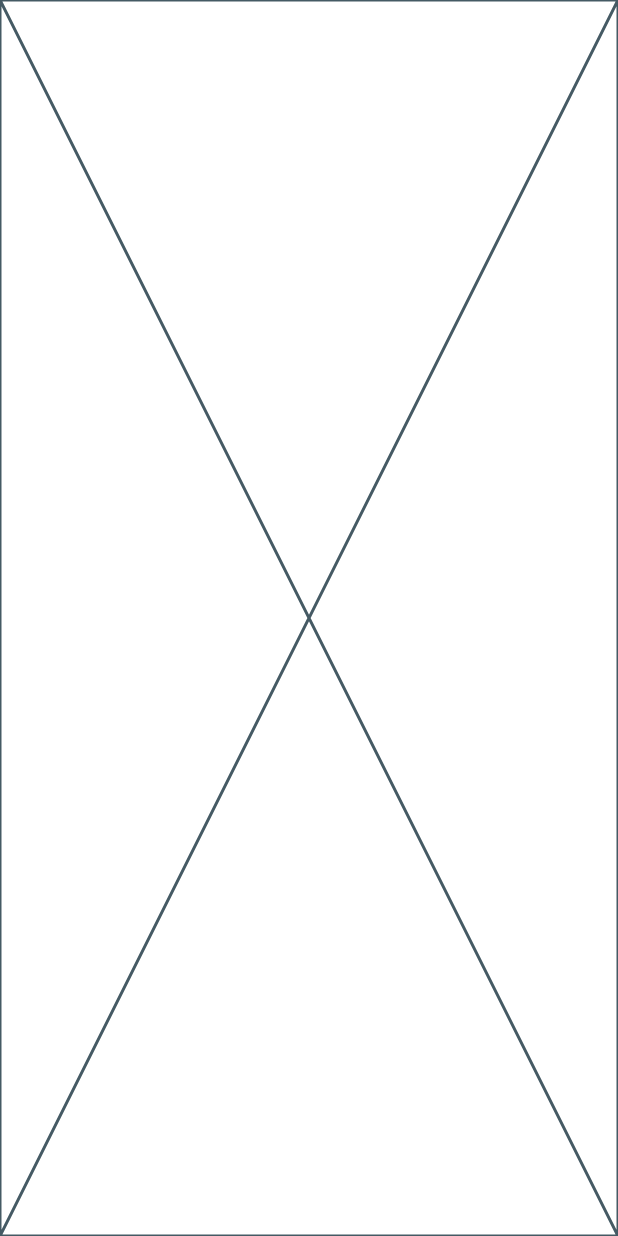
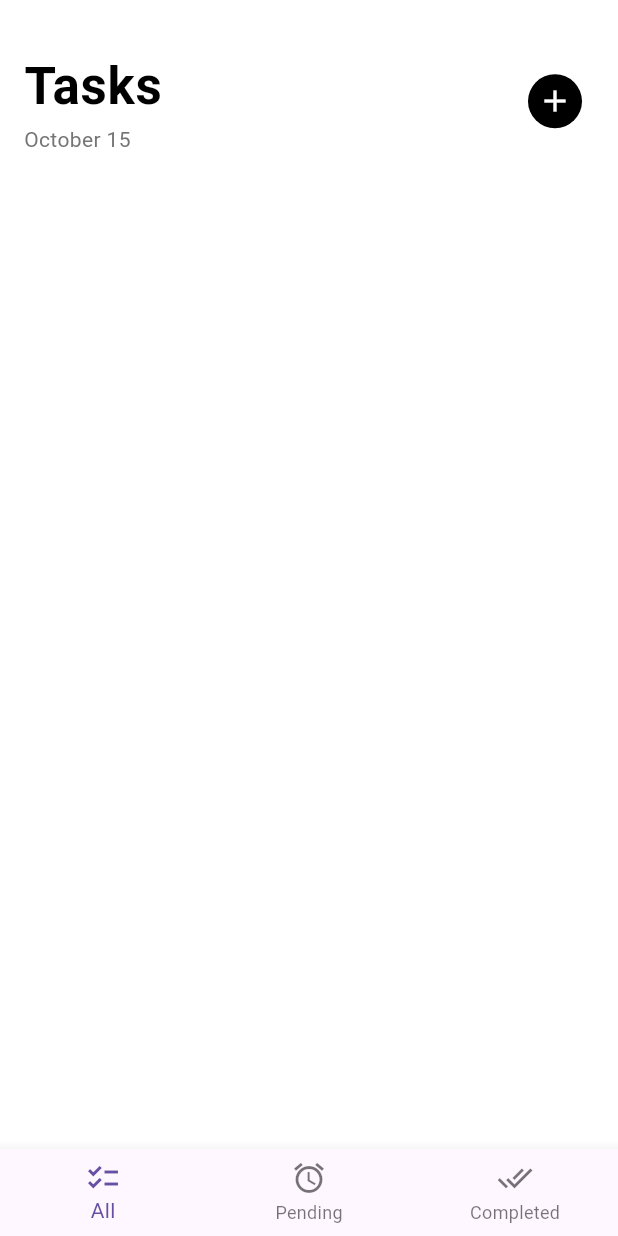
Before and after one commit to Abdelrahman200hany/notadepi, a Flutter app: the screen it shows after launch, on a phone screen of 412 x 824 dp. Run offline on Flutter 3.47's test engine with Material 3 defaults, Android fonts, the phone set to English and light mode, and no system bars.

Commit message:
task complete until add textfeild

```diff
--- /dev/null
+++ b/lib/data/models/task_item_model.dart
@@ -0,0 +1,10 @@
+class TaskModelItem {
+  final String title, data;
+   bool isCompleted;
+
+  TaskModelItem({
+    required this.title,
+    required this.data,
+    this.isCompleted = false,
+  });
+}
--- a/lib/main.dart
+++ b/lib/main.dart
@@ -1,4 +1,7 @@
 import 'package:flutter/material.dart';
+import 'package:notaadepi/presemtaion/manager/task_item_provider.dart';
+import 'package:notaadepi/presemtaion/views/main_view.dart';
+import 'package:provider/provider.dart';
 
 void main() {
   runApp(const NotaDepi());
@@ -9,6 +12,13 @@ class NotaDepi extends StatelessWidget {
 
   @override
   Widget build(BuildContext context) {
-    return const Placeholder();
+    return MaterialApp(
+      debugShowCheckedModeBanner: false,
+      home: ChangeNotifierProvider(
+        create: (context) =>TaskItemProvider() ,
+        child:    MainView()
+
+      ),
+    );
   }
 }
--- /dev/null
+++ b/lib/presemtaion/manager/task_item_provider.dart
@@ -0,0 +1,23 @@
+import 'package:flutter/material.dart';
+import 'package:notaadepi/data/models/task_item_model.dart';
+
+class TaskItemProvider extends ChangeNotifier {
+  List<TaskModelItem> allList = [];
+  List<TaskModelItem> get completedList {
+    return allList.where((e) => e.isCompleted).toList();
+  }
+
+  List<TaskModelItem> get notCompletedList {
+    return allList.where((e) => !e.isCompleted).toList();
+  }
+
+  void addNewTask(TaskModelItem item) {
+    allList.add(item);
+    notifyListeners();
+  }
+
+  void toggleTask(TaskModelItem item) {
+    item.isCompleted = !item.isCompleted;
+    notifyListeners();
+  }
+}
--- /dev/null
+++ b/lib/presemtaion/views/main_view.dart
@@ -0,0 +1,39 @@
+import 'package:flutter/material.dart';
+import 'package:notaadepi/presemtaion/views/widgets/all_notes_secs.dart';
+import 'package:notaadepi/presemtaion/views/widgets/completed_notes_sec.dart';
+import 'package:notaadepi/presemtaion/views/widgets/not_completed_notes_sec.dart';
+
+class MainView extends StatefulWidget {
+  const MainView({super.key});
+
+  @override
+  State<MainView> createState() => _MainViewState();
+}
+
+class _MainViewState extends State<MainView> {
+  int currentInd = 0;
+  @override
+  Widget build(BuildContext context) {
+    return Scaffold(
+      bottomNavigationBar: BottomNavigationBar(
+        currentIndex: currentInd,
+        onTap: (value) {
+          currentInd = value;
+          setState(() {});
+        },
+        items: [
+          BottomNavigationBarItem(icon: Icon(Icons.checklist), label: 'All'),
+          BottomNavigationBarItem(icon: Icon(Icons.alarm), label: 'Pending'),
+          BottomNavigationBarItem(
+            icon: Icon(Icons.done_all),
+            label: 'Completed',
+          ),
+        ],
+      ),
+      body: IndexedStack(
+        index: currentInd,
+        children: [AllNotesSecs(), NotCompletedNotesSec(), CompletedNotesSec()],
+      ),
+    );
+  }
+}
--- /dev/null
+++ b/lib/presemtaion/views/widgets/all_notes_secs.dart
@@ -0,0 +1,54 @@
+import 'package:flutter/material.dart';
+import 'package:notaadepi/data/models/task_item_model.dart';
+import 'package:notaadepi/presemtaion/manager/task_item_provider.dart';
+import 'package:notaadepi/presemtaion/views/widgets/custom_task_header.dart';
+import 'package:notaadepi/presemtaion/views/widgets/task_item.dart';
+import 'package:provider/provider.dart';
+
+class AllNotesSecs extends StatelessWidget {
+  const AllNotesSecs({super.key});
+
+  @override
+  Widget build(BuildContext context) {
+    return Scaffold(
+      backgroundColor: Colors.white,
+      body: SafeArea(
+        child: Padding(
+          padding: EdgeInsets.symmetric(horizontal: 16),
+          child: Column(
+            children: [
+              SizedBox(height: 24),
+              CustomTaskHeader(
+                title: 'Tasks',
+                icon: Icons.add,
+                onPressed: () {
+                  context.read<TaskItemProvider>().addNewTask(
+                    TaskModelItem(title: 'sad', data: 'dasd'),
+                  );
+                },
+
+                iconBackgoundColor: Colors.black,
+              ),
+              SizedBox(height: 32),
+              Expanded(
+                child: Consumer<TaskItemProvider>(
+                  builder: (context, state, child) {
+                    final tasks = state.allList;
+
+                    return ListView.builder(
+                      itemCount: tasks.length,
+                      itemBuilder: (context, index) => Padding(
+                        padding: EdgeInsets.only(bottom: 12),
+                        child: TaskItem(item: tasks[index]),
+                      ),
+                    );
+                  },
+                ),
+              ),
+            ],
+          ),
+        ),
+      ),
+    );
+  }
+}
--- /dev/null
+++ b/lib/presemtaion/views/widgets/custom_task_header.dart
@@ -0,0 +1,47 @@
+import 'package:flutter/material.dart';
+
+class CustomTaskHeader extends StatelessWidget {
+  const CustomTaskHeader({
+    super.key,
+    required this.title,
+    required this.icon,
+    this.onPressed,
+
+    required this.iconBackgoundColor,
+  });
+  final String title;
+  final IconData icon;
+  final void Function()? onPressed;
+  final Color  iconBackgoundColor;
+
+  @override
+  Widget build(BuildContext context) {
+    return ListTile(
+      contentPadding: EdgeInsets.zero,
+      title: Text(
+        title,
+        style: TextStyle(
+          color: Colors.black,
+          fontSize: 34,
+          fontWeight: FontWeight.w700,
+        ),
+      ),
+      subtitle: Text(
+        'October 15',
+        style: TextStyle(color: const Color(0xff757575), fontSize: 14),
+      ),
+      trailing: IconButton(
+        onPressed: onPressed,
+        icon: Container(
+          height: 36,
+          width: 36,
+          decoration: BoxDecoration(
+            color: iconBackgoundColor,
+            shape: BoxShape.circle,
+          ),
+          child: Center(child: Icon(icon, color: Colors.white,)),
+        ),
+      ),
+    );
+  }
+}
--- a/pubspec.yaml
+++ b/pubspec.yaml
@@ -34,6 +34,7 @@ dependencies:
   # The following adds the Cupertino Icons font to your application.
   # Use with the CupertinoIcons class for iOS style icons.
   cupertino_icons: ^1.0.8
+  provider: ^6.1.5+1
 
 dev_dependencies:
   flutter_test:
```
Also changed, not shown: lib/presemtaion/views/widgets/completed_notes_sec.dart (added, +47 -0 lines), lib/presemtaion/views/widgets/not_completed_notes_sec.dart (added, +48 -0 lines), lib/presemtaion/views/widgets/task_item.dart (added, +47 -0 lines), pubspec.lock.
